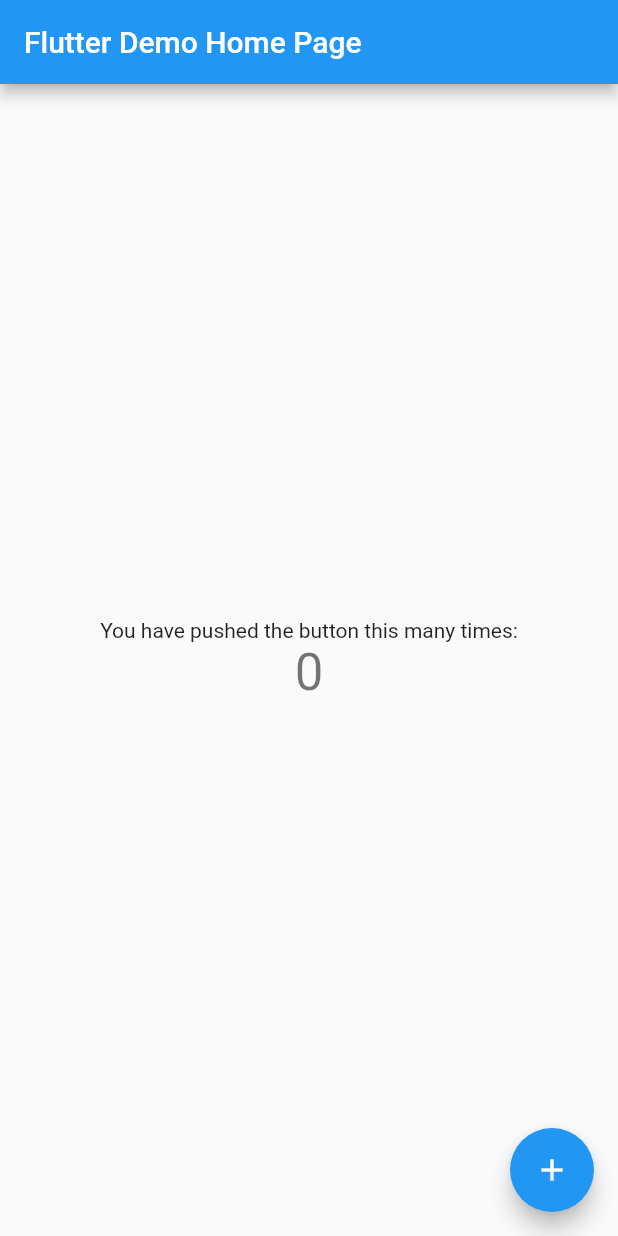
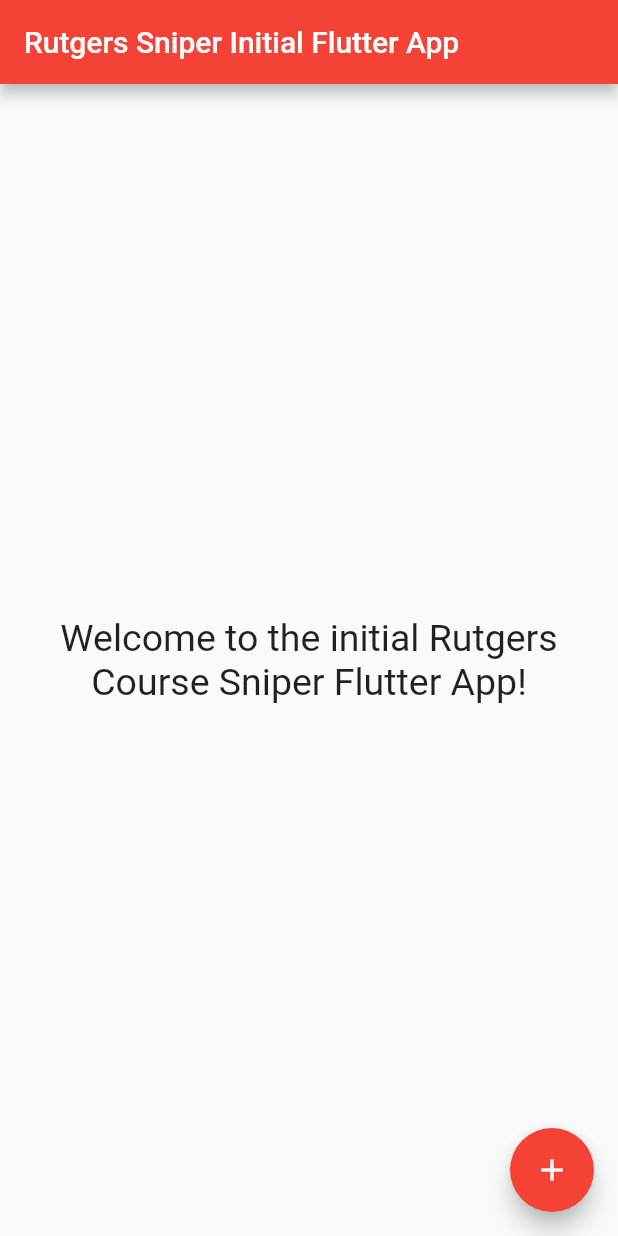
Before and after one commit to Kironb/CourseSniper_Flutter, a Flutter app: the screen it shows after launch, on a phone screen of 412 x 824 dp. Run offline on Flutter 3.47's test engine with Material 2 defaults, Android fonts, the light colour scheme and no system bars.

Commit message:
Initial homepage and navigation

```diff
--- a/lib/main.dart
+++ b/lib/main.dart
@@ -1,4 +1,5 @@
 import 'package:flutter/material.dart';
+import 'courses.dart';
 
 void main() {
   runApp(MyApp());
@@ -9,7 +10,7 @@
   @override
   Widget build(BuildContext context) {
     return MaterialApp(
-      title: 'Flutter Demo',
+      title: 'Rutgers Sniper Initial Flutter App',
       theme: ThemeData(
         // This is the theme of your application.
         //
@@ -20,13 +21,13 @@
         // or simply save your changes to "hot reload" in a Flutter IDE).
         // Notice that the counter didn't reset back to zero; the application
         // is not restarted.
-        primarySwatch: Colors.blue,
+        primarySwatch: Colors.red,
         // This makes the visual density adapt to the platform that you run
         // the app on. For desktop platforms, the controls will be smaller and
         // closer together (more dense) than on mobile platforms.
         visualDensity: VisualDensity.adaptivePlatformDensity,
       ),
-      home: MyHomePage(title: 'Flutter Demo Home Page'),
+      home: MyHomePage(title: 'Rutgers Sniper Initial Flutter App'),
     );
   }
 }
@@ -50,19 +51,6 @@
 }
 
 class _MyHomePageState extends State<MyHomePage> {
-  int _counter = 0;
-
-  void _incrementCounter() {
-    setState(() {
-      // This call to setState tells the Flutter framework that something has
-      // changed in this State, which causes it to rerun the build method below
-      // so that the display can reflect the updated values. If we changed
-      // _counter without calling setState(), then the build method would not be
-      // called again, and so nothing would appear to happen.
-      _counter++;
-    });
-  }
-
   @override
   Widget build(BuildContext context) {
     // This method is rerun every time setState is called, for instance as done
@@ -98,17 +86,20 @@
           mainAxisAlignment: MainAxisAlignment.center,
           children: <Widget>[
             Text(
-              'You have pushed the button this many times:',
-            ),
-            Text(
-              '$_counter',
-              style: Theme.of(context).textTheme.headline4,
+              'Welcome to the initial Rutgers Course Sniper Flutter App!',
+              style: TextStyle(fontSize: 25),
+              textAlign: TextAlign.center,
             ),
           ],
         ),
       ),
       floatingActionButton: FloatingActionButton(
-        onPressed: _incrementCounter,
+        onPressed: () {
+          Navigator.push(
+            context,
+            MaterialPageRoute(builder: (context) => Courses()),
+          );
+        },
         tooltip: 'Increment',
         child: Icon(Icons.add),
       ), // This trailing comma makes auto-formatting nicer for build methods.
```
Also changed, not shown: lib/courses.dart (added, +20 -0 lines).
